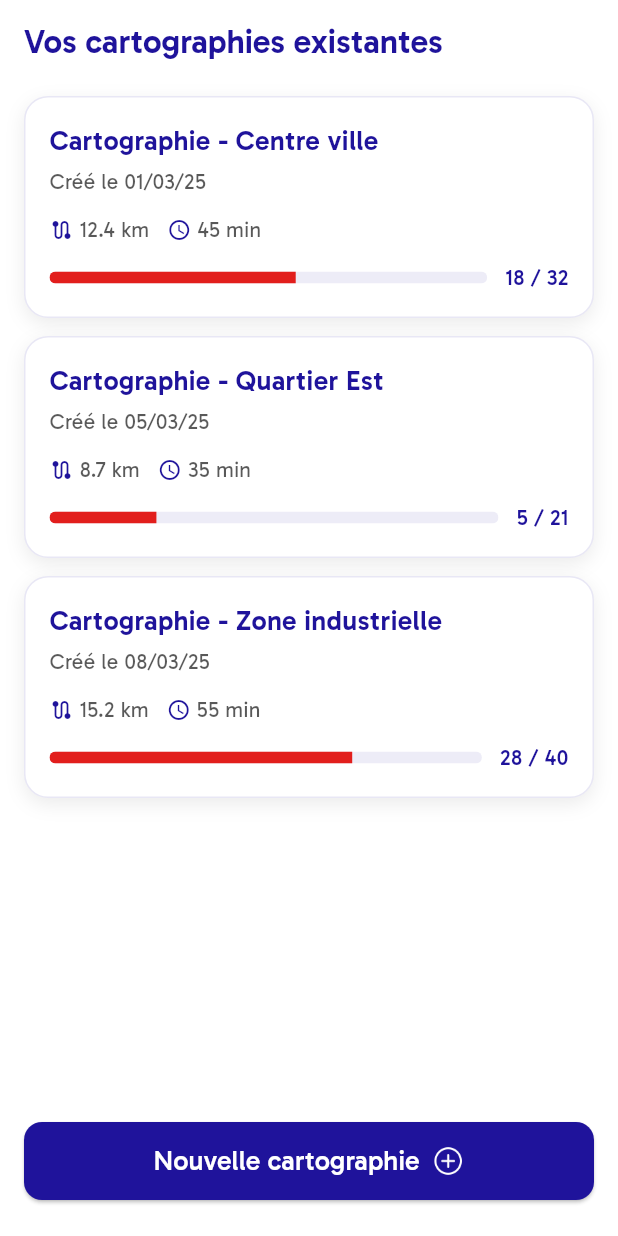
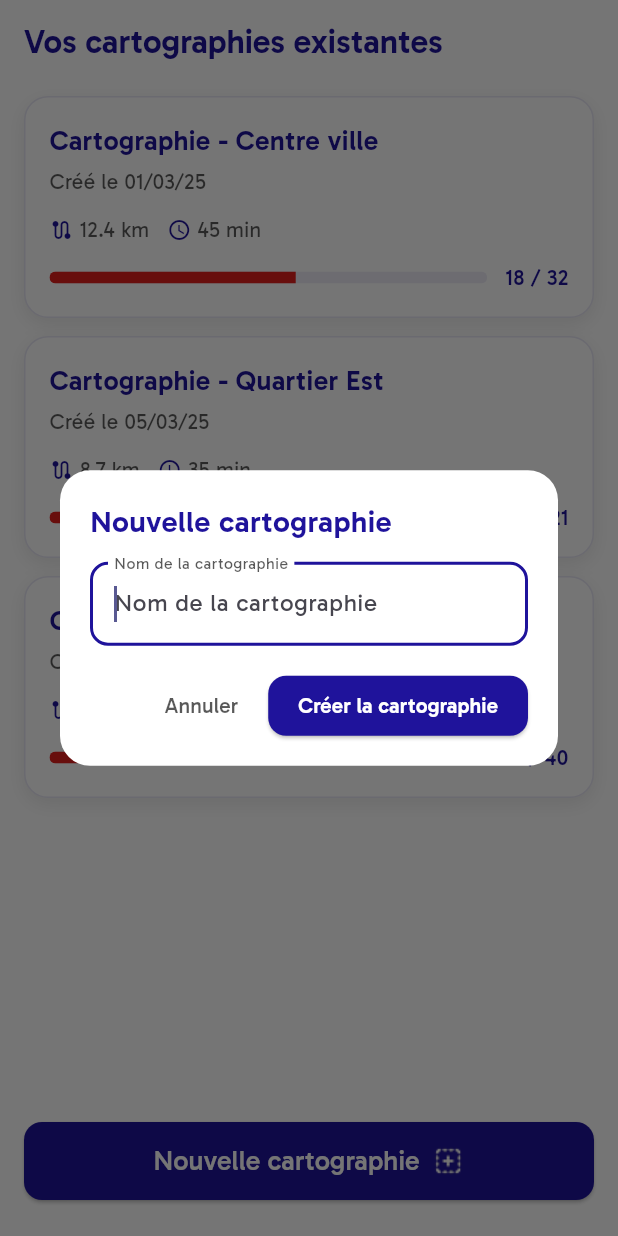
Before and after one commit to Joriiss/mosquitos-app, a Flutter app: the ParcoursListPage screen opened directly, after a tap on "Nouvelle cartographie", on a phone screen of 412 x 824 dp. Run offline on Flutter 3.47's test engine with Material 3 defaults, Android fonts, the phone set to English and light mode, and no system bars; our stand-ins replace geolocator; missing offline and left inert: mapbox_maps_flutter.

Commit message:
Add new icons for time and length, update ParcoursListPage to include a dialog for creating new cartography

```diff
--- a/lib/features/parcours/presentation/parcours_list_page.dart
+++ b/lib/features/parcours/presentation/parcours_list_page.dart
@@ -2,6 +2,7 @@ import 'package:flutter/material.dart';
 
 import '../../../theme/app_colors.dart';
 import '../../map/presentation/map_page.dart';
+import 'new_cartography_page.dart';
 import '../data/dummy_parcours.dart';
 import '../domain/parcours.dart';
 
@@ -51,8 +52,121 @@ class ParcoursListPage extends StatelessWidget {
                     borderRadius: BorderRadius.circular(12),
                   ),
                 ),
+                onPressed: () async {
+                  final controller = TextEditingController();
+
+                  final name = await showDialog<String>(
+                    context: context,
+                    barrierDismissible: true,
+                    builder: (context) {
+                      return Dialog(
+                        backgroundColor: Colors.white,
+                        shape: RoundedRectangleBorder(
+                          borderRadius: BorderRadius.circular(20),
+                        ),
+                        child: Padding(
+                          padding: const EdgeInsets.fromLTRB(20, 20, 20, 16),
+                          child: Column(
+                            mainAxisSize: MainAxisSize.min,
+                            crossAxisAlignment: CrossAxisAlignment.start,
+                            children: [
+                              const Text(
+                                'Nouvelle cartographie',
+                                style: TextStyle(
+                                  fontFamily: 'Gabarito',
+                                  fontSize: 20,
+                                  fontWeight: FontWeight.w600,
+                                  color: AppColors.primaryBlue,
+                                ),
+                              ),
+                              const SizedBox(height: 12),
+                              TextField(
+                                controller: controller,
+                                autofocus: true,
+                                style: const TextStyle(
+                                  fontFamily: 'Gabarito',
+                                  fontSize: 16,
+                                ),
+                                decoration: InputDecoration(
+                                  hintText: 'Nom de la cartographie',
+                                  labelText: 'Nom de la cartographie',
+                                  labelStyle: const TextStyle(
+                                    fontFamily: 'Gabarito',
+                                    fontSize: 14,
+                                    color: AppColors.textGrey,
+                                  ),
+                                  border: OutlineInputBorder(
+                                    borderRadius: BorderRadius.circular(12),
+                                  ),
+                                  focusedBorder: OutlineInputBorder(
+                                    borderRadius: BorderRadius.circular(12),
+                                    borderSide: const BorderSide(
+                                      color: AppColors.primaryBlue,
+                                      width: 2,
+                                    ),
+                                  ),
+                                ),
+                              ),
+                              const SizedBox(height: 16),
+                              Row(
+                                mainAxisAlignment: MainAxisAlignment.end,
+                                children: [
+                                  TextButton(
+                                    onPressed: () =>
+                                        Navigator.of(context).pop(null),
+                                    child: const Text(
+                                      'Annuler',
+                                      style: TextStyle(
+                                        fontFamily: 'Gabarito',
+                                        fontSize: 14,
+                                        fontWeight: FontWeight.w500,
+                                        color: AppColors.textGrey,
+                                      ),
+                                    ),
+                                  ),
+                                  const SizedBox(width: 8),
+                                  ElevatedButton(
+                                    style: ElevatedButton.styleFrom(
+                                      backgroundColor: AppColors.primaryBlue,
+                                      shape: RoundedRectangleBorder(
+                                        borderRadius: BorderRadius.circular(12),
+                                      ),
+                                      padding: const EdgeInsets.symmetric(
+                                        horizontal: 20,
+                                        vertical: 10,
+                                      ),
+                                    ),
                                     onPressed: () {
-                  // Plus tard : navigation vers la création de cartographie
+                                      final text = controller.text.trim();
+                                      if (text.isEmpty) return;
+                                      Navigator.of(context).pop(text);
+                                    },
+                                    child: const Text(
+                                      'Créer la cartographie',
+                                      style: TextStyle(
+                                        fontFamily: 'Gabarito',
+                                        fontSize: 14,
+                                        fontWeight: FontWeight.w600,
+                                        color: Colors.white,
+                                      ),
+                                    ),
+                                  ),
+                                ],
+                              ),
+                            ],
+                          ),
+                        ),
+                      );
+                    },
+                  );
+
+                  if (name == null || name.trim().isEmpty) return;
+
+                  Navigator.of(context).push(
+                    MaterialPageRoute(
+                      builder: (_) => NewCartographyPage(name: name),
+                    ),
+                  );
                 },
                 child: const Row(
                   mainAxisAlignment: MainAxisAlignment.center,
--- a/pubspec.yaml
+++ b/pubspec.yaml
@@ -60,6 +60,8 @@ flutter:
     - assets/icons/login-icon.png
     - assets/icons/plus-icon.png
     - assets/icons/gps-puck.png
+    - assets/icons/time.png
+    - assets/icons/length.png
 
   fonts:
     - family: Gabarito
```
Also changed, not shown: lib/features/parcours/presentation/new_cartography_page.dart (added, +252 -0 lines), assets/icons/length.png (added), assets/icons/plus-icon.png, assets/icons/time.png (added). Lines whose indentation alone changed are shown as unchanged.
